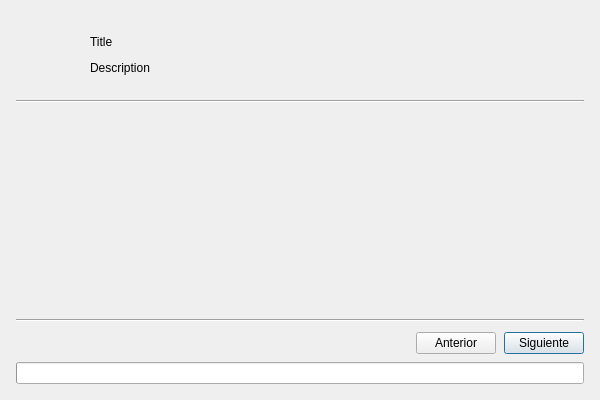
Before: the Qt Designer form src/frontend/ui/main_dialog.ui in Cristian-Blanco/Geo-Time-Lapse, drawn with Qt 5.
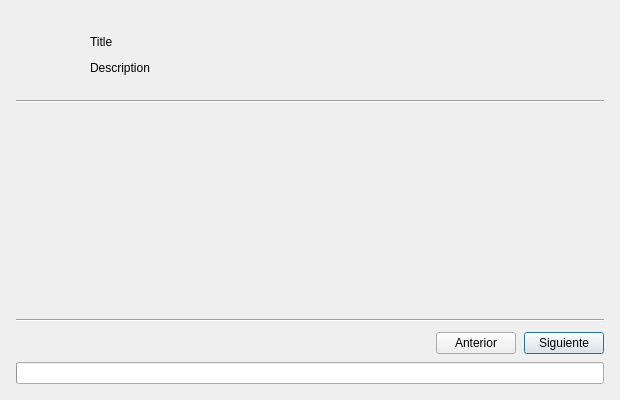
After: the same form once the commit is applied.

```diff
--- a/src/frontend/ui/main_dialog.ui
+++ b/src/frontend/ui/main_dialog.ui
@@ -5,7 +5,7 @@
    <rect><x>0</x><y>0</y><width>600</width><height>400</height></rect>
   </property>
   <property name="minimumSize">
-    <size><width>600</width><height>400</height></size>
+    <size><width>620</width><height>400</height></size>
   </property>
   <property name="windowTitle">
    <string>GeoTimeLapse</string>
```
